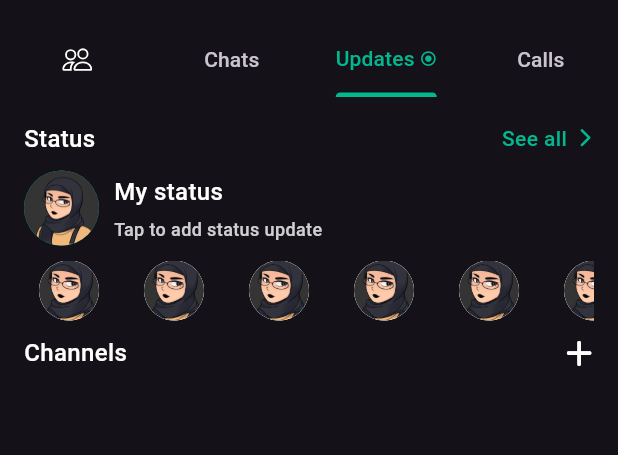
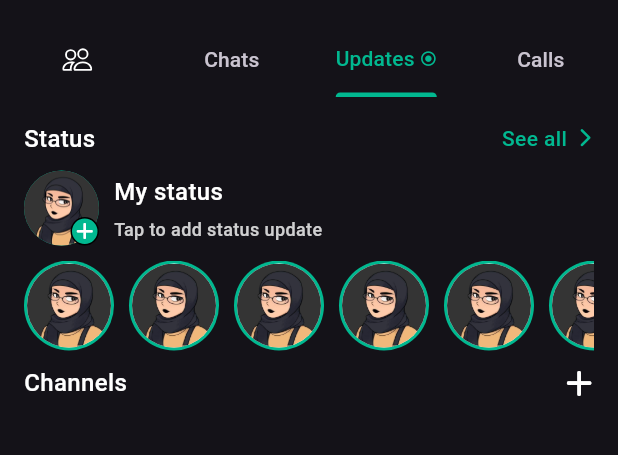
Before and after one commit to hafedh049/whatsapp, a Flutter app: the screen it shows after launch, tab 3 chosen, on a phone screen of 412 x 824 dp, the part 59-514 px from its top. Run offline on Flutter 3.47's test engine with Material 3 defaults, Android fonts, the phone set to English and light mode, and no system bars; our stand-ins replace date_format, icons_plus.

Commit message:
ModifiedM lib/views/updates.dart

```diff
--- a/lib/views/updates.dart
+++ b/lib/views/updates.dart
@@ -35,7 +35,13 @@ class _UpdatesState extends State<Updates> {
             onTap: () {},
             child: Row(
               children: <Widget>[
-                Container(width: 50, height: 50, decoration: const BoxDecoration(shape: BoxShape.circle, color: green, image: DecorationImage(image: AssetImage("assets/images/me.jpg"), fit: BoxFit.cover))),
+                Stack(
+                  alignment: Alignment.bottomRight,
+                  children: <Widget>[
+                    Container(width: 50, height: 50, decoration: const BoxDecoration(shape: BoxShape.circle, color: green, image: DecorationImage(image: AssetImage("assets/images/me.jpg"), fit: BoxFit.cover))),
+                    Container(padding: const EdgeInsets.all(2), decoration: BoxDecoration(shape: BoxShape.circle, color: green, border: Border.all()), child: const Icon(FontAwesome.plus_solid, size: 13, color: white)),
+                  ],
+                ),
                 const SizedBox(width: 10),
                 Expanded(
                   child: Column(
@@ -53,13 +59,13 @@ class _UpdatesState extends State<Updates> {
           ),
           const SizedBox(height: 10),
           SizedBox(
-            height: 40,
+            height: 60,
             child: StatefulBuilder(
               builder: (BuildContext context, void Function(void Function()) _) => ListView.separated(
                 itemCount: 20,
                 scrollDirection: Axis.horizontal,
                 separatorBuilder: (BuildContext context, int index) => const SizedBox(width: 10),
-                itemBuilder: (BuildContext context, int index) => const CircleAvatar(radius: 30, backgroundColor: white, child: CircleAvatar(radius: 28, backgroundColor: white, backgroundImage: AssetImage("assets/images/me.jpg"))),
+                itemBuilder: (BuildContext context, int index) => const CircleAvatar(radius: 30, backgroundColor: green, child: CircleAvatar(radius: 28, backgroundColor: white, backgroundImage: AssetImage("assets/images/me.jpg"))),
               ),
             ),
           ),
```
